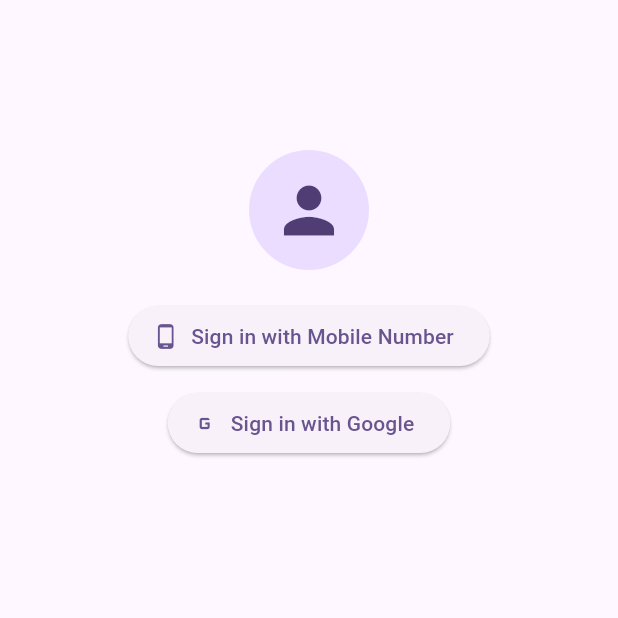
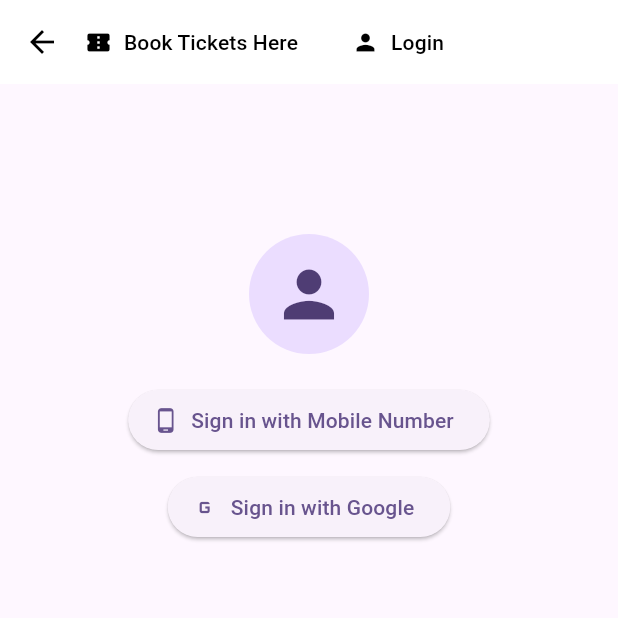
Before and after one commit to asirsayyad/confirm_ticket_frontEnd, a Flutter app: the screen it shows after launch, after a tap on "Login", on a phone screen of 412 x 824 dp, the top half of it. Run offline on Flutter 3.47's test engine with Material 3 defaults, Android fonts, the phone set to English and light mode, and no system bars; our stand-ins replace animated_text_kit, get; network calls fail.

```diff
--- a/lib/first_screen/first_screen.dart
+++ b/lib/first_screen/first_screen.dart
@@ -12,9 +12,8 @@ class FirstScreen extends StatelessWidget {
 
   @override
   Widget build(BuildContext context) {
-
     Controller_firstscreen controllerfirst = Get.put(Controller_firstscreen());
-    Appbar_Screen appbar_screen=Get.put(Appbar_Screen());
+    Appbar_Screen appbar_screen = Get.put(Appbar_Screen());
     return Scaffold(
       appBar: appbar_screen.appbarmethod(),
       body: Column(
@@ -55,7 +54,6 @@ class FirstScreen extends StatelessWidget {
           ElevatedButton(
             onPressed: () {
               controllerfirst.notification();
-
             },
             child: Text("Search"),
           ),
--- a/lib/login_sceen/login_screen.dart
+++ b/lib/login_sceen/login_screen.dart
@@ -1,19 +1,21 @@
+import 'package:confirmticket/app_barscreen/appbar_screen.dart';
 import 'package:flutter/material.dart';
+import 'package:get/get.dart';
 
 class LoginScreen extends StatelessWidget {
   const LoginScreen({super.key});
 
   @override
   Widget build(BuildContext context) {
+    Appbar_Screen appbar_screen = Get.put(Appbar_Screen());
     return Scaffold(
-      body: Center( // Center aligns the entire column vertically
+      appBar: appbar_screen.appbarmethod(),
+      body: Center(
+        // Center aligns the entire column vertically
         child: Column(
           children: [
             SizedBox(height: 100), // Push content down a bit
-             CircleAvatar(
-              radius: 40,
-              child: Icon(Icons.person, size: 50),
-            ),
+            CircleAvatar(radius: 40, child: Icon(Icons.person, size: 50)),
             SizedBox(height: 20),
 
             ElevatedButton.icon(
```
